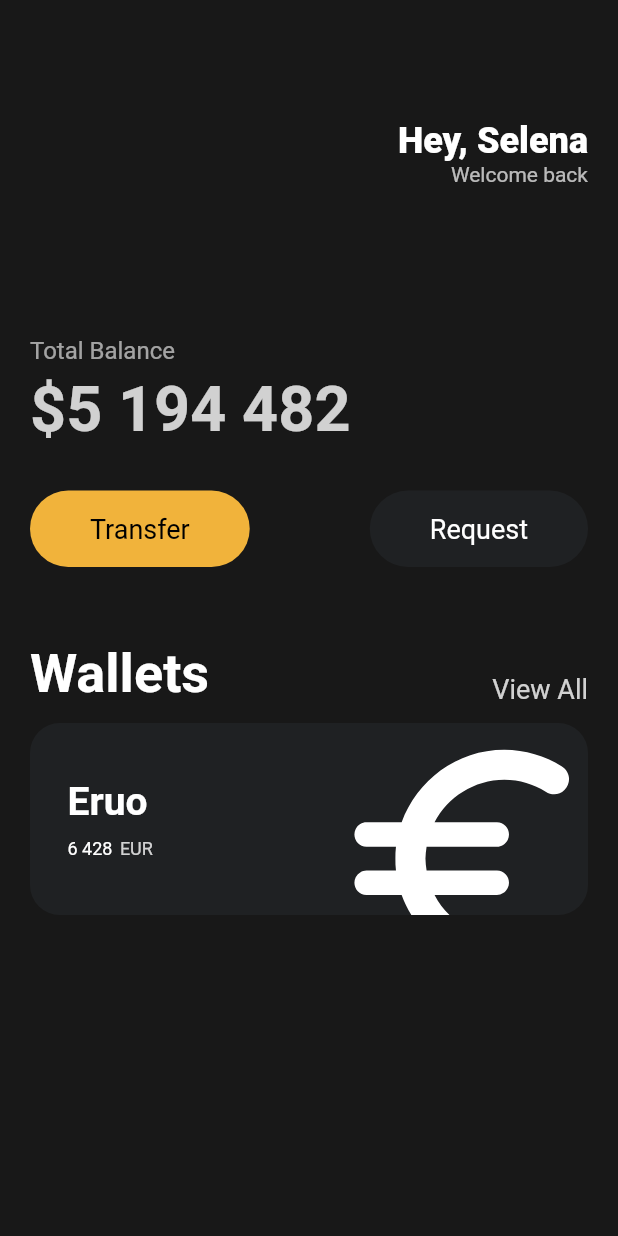
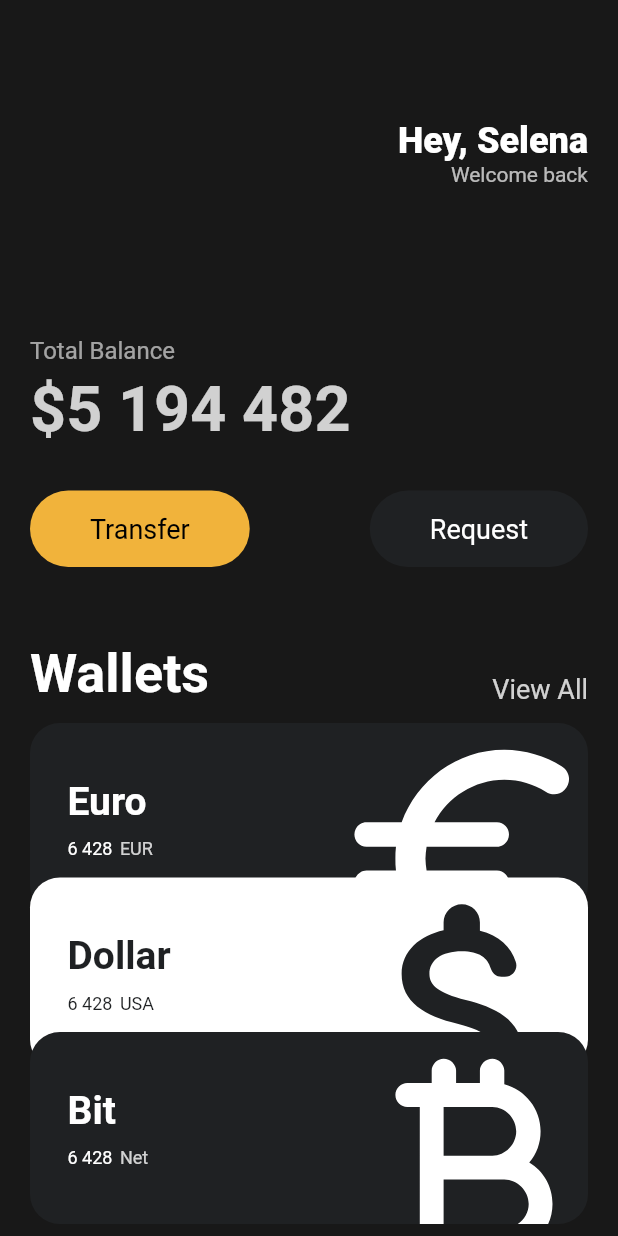
Before and after one commit to sy5072/HelloDartFlutter, a Flutter app: the screen it shows after launch, on a phone screen of 412 x 824 dp. Run offline on Flutter 3.47's test engine with Material 2 defaults, Android fonts, the phone set to English and light mode, and no system bars.

Commit message:
toonflix/Reusable Cards

```diff
--- a/toonflix/lib/main.dart
+++ b/toonflix/lib/main.dart
@@ -1,5 +1,6 @@
 import 'package:flutter/material.dart';
 import 'package:toonflix/widgets/button.dart';
+import 'package:toonflix/widgets/currency_card.dart';
 
 void main() {
   runApp(const App());
@@ -13,7 +14,8 @@ class App extends StatelessWidget {
     return MaterialApp(
       home: Scaffold(
         backgroundColor: const Color(0xff181818),
-        body: Padding(
+        body: SingleChildScrollView(
+          child: Padding(
             padding: const EdgeInsets.symmetric(horizontal: 20),
             child: Column(
               crossAxisAlignment: CrossAxisAlignment.start,
@@ -112,75 +114,37 @@ class App extends StatelessWidget {
                 const SizedBox(
                   height: 12,
                 ),
-              Container(
-                clipBehavior: Clip.hardEdge,
-                decoration: BoxDecoration(
-                  color: const Color(0xFF1F2123),
-                  borderRadius: BorderRadius.circular(20),
+                const CurrencyCard(
+                  name: 'Euro',
+                  code: 'EUR',
+                  amount: '6 428',
+                  icon: Icons.euro_rounded,
+                  isInverted: false,
                 ),
-                child: Padding(
-                  padding: const EdgeInsets.symmetric(
-                    vertical: 20,
-                    horizontal: 25,
-                  ),
-                  child: Row(
-                    mainAxisAlignment: MainAxisAlignment.spaceBetween,
-                    children: [
-                      Column(
-                        crossAxisAlignment: CrossAxisAlignment.start,
-                        children: [
-                          const Text(
-                            'Eruo',
-                            style: TextStyle(
-                              color: Colors.white,
-                              fontSize: 26,
-                              fontWeight: FontWeight.bold,
+                Transform.translate(
+                  offset: const Offset(0, -25),
+                  child: const CurrencyCard(
+                    name: 'Dollar',
+                    code: 'USA',
+                    amount: '6 428',
+                    icon: Icons.attach_money_rounded,
+                    isInverted: true,
                   ),
                 ),
-                          const SizedBox(
-                            height: 10,
-                          ),
-                          Row(
-                            children: [
-                              const Text(
-                                '6 428',
-                                style: TextStyle(
-                                  color: Colors.white,
-                                  fontSize: 12,
-                                ),
-                              ),
-                              const SizedBox(
-                                width: 5,
-                              ),
-                              Text(
-                                'EUR',
-                                style: TextStyle(
-                                  color: Colors.white.withOpacity(0.8),
-                                  fontSize: 12,
-                                ),
-                              ),
-                            ],
-                          ),
-                        ],
-                      ),
-                      Transform.scale(
-                        scale: 2.2,
-                        child: Transform.translate(
-                          offset: const Offset(-5, 12),
-                          child: const Icon(
-                            Icons.euro_rounded,
-                            color: Colors.white,
-                            size: 88,
-                          ),
+                Transform.translate(
+                  offset: const Offset(0, -50),
+                  child: const CurrencyCard(
+                    name: 'Bit',
+                    code: 'Net',
+                    amount: '6 428',
+                    icon: Icons.currency_bitcoin_rounded,
+                    isInverted: false,
                   ),
                 ),
               ],
             ),
           ),
         ),
-            ],
-          ),
-        ),
       ),
     );
   }
--- /dev/null
+++ b/toonflix/lib/widgets/currency_card.dart
@@ -0,0 +1,90 @@
+import 'package:flutter/material.dart';
+
+class CurrencyCard extends StatelessWidget {
+  final String name, code, amount;
+  final IconData icon;
+  final bool isInverted;
+
+  final _blackColor = const Color(0xFF1F2123);
+
+  const CurrencyCard({
+    super.key,
+    required this.name,
+    required this.code,
+    required this.amount,
+    required this.icon,
+    required this.isInverted,
+  });
+
+  @override
+  Widget build(BuildContext context) {
+    return Container(
+      clipBehavior: Clip.hardEdge,
+      decoration: BoxDecoration(
+        color: isInverted ? Colors.white : _blackColor,
+        borderRadius: BorderRadius.circular(20),
+      ),
+      child: Padding(
+        padding: const EdgeInsets.symmetric(
+          vertical: 20,
+          horizontal: 25,
+        ),
+        child: Row(
+          mainAxisAlignment: MainAxisAlignment.spaceBetween,
+          children: [
+            Column(
+              crossAxisAlignment: CrossAxisAlignment.start,
+              children: [
+                Text(
+                  name,
+                  style: TextStyle(
+                    color: isInverted ? _blackColor : Colors.white,
+                    fontSize: 26,
+                    fontWeight: FontWeight.bold,
+                  ),
+                ),
+                const SizedBox(
+                  height: 10,
+                ),
+                Row(
+                  children: [
+                    Text(
+                      amount,
+                      style: TextStyle(
+                        color: isInverted ? _blackColor : Colors.white,
+                        fontSize: 12,
+                      ),
+                    ),
+                    const SizedBox(
+                      width: 5,
+                    ),
+                    Text(
+                      code,
+                      style: TextStyle(
+                        color: isInverted
+                            ? _blackColor
+                            : Colors.white.withOpacity(0.8),
+                        fontSize: 12,
+                      ),
+                    ),
+                  ],
+                ),
+              ],
+            ),
+            Transform.scale(
+              scale: 2.2,
+              child: Transform.translate(
+                offset: const Offset(-5, 12),
+                child: Icon(
+                  icon,
+                  color: isInverted ? _blackColor : Colors.white,
+                  size: 88,
+                ),
+              ),
+            ),
+          ],
+        ),
+      ),
+    );
+  }
+}
```
Lines whose indentation alone changed are shown as unchanged.
